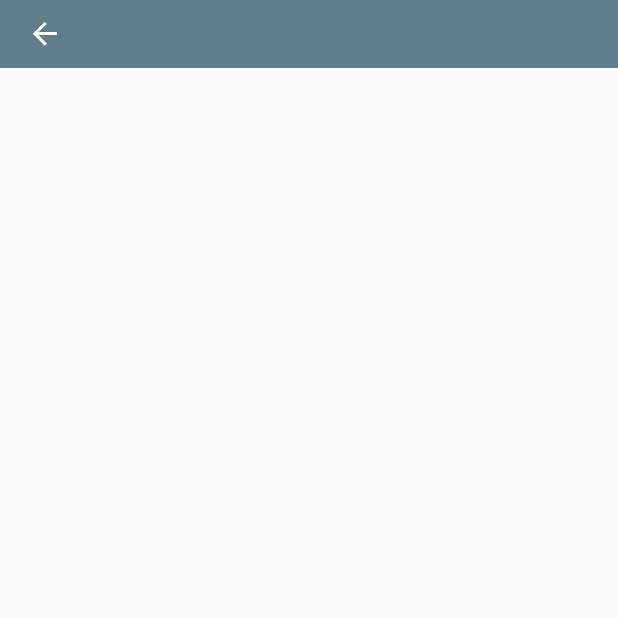
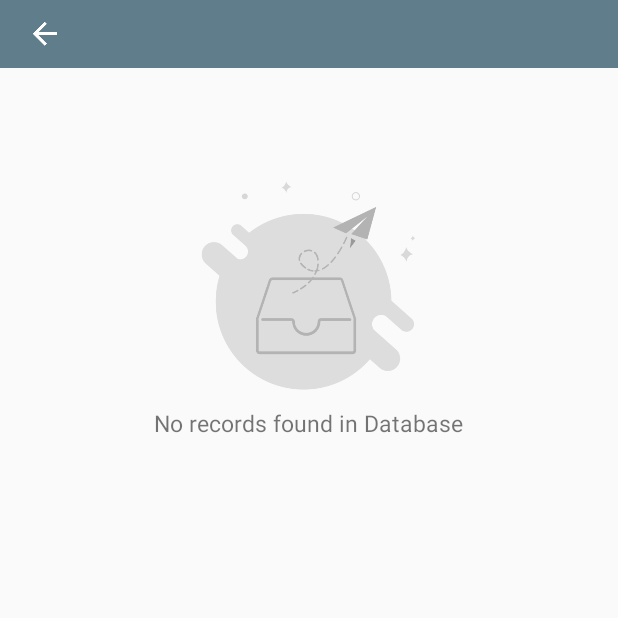
Before and after one commit to Hrishi-3331/AndroidDiary, an Android app: the Archive_View screen opened directly, with no data from a screen before it, on a phone screen of 412 x 824 dp, the top half of it. Run offline under Robolectric (Android 15) with nearby library versions, the phone set to English and light mode, and no system bars.

Commit message:
No data alert added

```diff
--- a/app/src/main/java/com/hrishi_3331/devstudio3331/diary/Archive_View.java
+++ b/app/src/main/java/com/hrishi_3331/devstudio3331/diary/Archive_View.java
@@ -3,17 +3,16 @@ package com.hrishi_3331.devstudio3331.diary;
 import android.content.Context;
 import android.content.Intent;
 import android.database.Cursor;
+import android.os.Bundle;
 import android.support.annotation.NonNull;
 import android.support.v7.app.AppCompatActivity;
-import android.os.Bundle;
 import android.support.v7.widget.LinearLayoutManager;
 import android.support.v7.widget.RecyclerView;
 import android.view.LayoutInflater;
 import android.view.View;
 import android.view.ViewGroup;
+import android.widget.LinearLayout;
 import android.widget.TextView;
-import android.widget.Toast;
-
 import java.io.BufferedReader;
 import java.io.FileInputStream;
 import java.io.InputStreamReader;
@@ -29,6 +28,7 @@ public class Archive_View extends AppCompatActivity {
     private LinearLayoutManager manager;
     private ArrayList<Event> eventArrayList;
     private DatabaseHelper helper;
+    private LinearLayout nodata;
 
     @Override
     protected void onCreate(Bundle savedInstanceState) {
@@ -39,6 +39,7 @@ public class Archive_View extends AppCompatActivity {
         parse = intent.getStringExtra("parse");
 
         TextView header = (TextView)findViewById(R.id.header);
+        nodata = (LinearLayout)findViewById(R.id.nodata);
         header.setText(parse);
 
         events_view = (RecyclerView)findViewById(R.id.archive_events);
@@ -78,6 +79,9 @@ public class Archive_View extends AppCompatActivity {
         };
 
         events_view.setAdapter(adapter);
+        if (adapter.getItemCount() == 0){
+            nodata.setVisibility(View.VISIBLE);
+        }
     }
 
     public static class EventsViewHolder extends RecyclerView.ViewHolder{
--- a/app/src/main/java/com/hrishi_3331/devstudio3331/diary/Home.java
+++ b/app/src/main/java/com/hrishi_3331/devstudio3331/diary/Home.java
@@ -24,7 +24,6 @@ import android.view.View;
 import android.view.ViewGroup;
 import android.widget.ImageView;
 import android.widget.TextView;
-
 import java.io.BufferedReader;
 import java.io.FileInputStream;
 import java.io.InputStreamReader;
--- a/app/src/main/java/com/hrishi_3331/devstudio3331/diary/Profile.java
+++ b/app/src/main/java/com/hrishi_3331/devstudio3331/diary/Profile.java
@@ -10,8 +10,8 @@ import android.graphics.PorterDuffXfermode;
 import android.graphics.Rect;
 import android.graphics.drawable.BitmapDrawable;
 import android.graphics.drawable.Drawable;
+import android.os.Bundle;
 import android.support.v7.app.AppCompatActivity;
-import android.os.Bundle;
 import android.view.LayoutInflater;
 import android.view.View;
 import android.widget.Button;
@@ -20,8 +20,6 @@ import android.widget.ImageButton;
 import android.widget.ImageView;
 import android.widget.TextView;
 import android.widget.Toast;
-
-import org.w3c.dom.Text;
 
 public class Profile extends AppCompatActivity {
 
--- a/app/src/main/res/layout/activity_archive__view.xml
+++ b/app/src/main/res/layout/activity_archive__view.xml
@@ -59,4 +59,30 @@
 
     </android.support.v7.widget.RecyclerView>
 
+    <LinearLayout
+        android:visibility="gone"
+        android:id="@+id/nodata"
+        android:layout_width="wrap_content"
+        android:layout_height="wrap_content"
+        android:layout_gravity="center"
+        android:layout_marginTop="70dp"
+        android:gravity="center"
+        android:orientation="vertical">
+
+        <ImageView
+            android:layout_width="150dp"
+            android:layout_height="wrap_content"
+            android:adjustViewBounds="true"
+            android:src="@drawable/nodata" />
+
+        <TextView
+            android:layout_width="wrap_content"
+            android:layout_height="wrap_content"
+            android:padding="6dp"
+            android:text="No records found in Database"
+            android:textAlignment="center"
+            android:textSize="15sp" />
+
+    </LinearLayout>
+
 </LinearLayout>
```
Also changed, not shown: app/src/main/res/drawable-v24/nodata.png (added).
